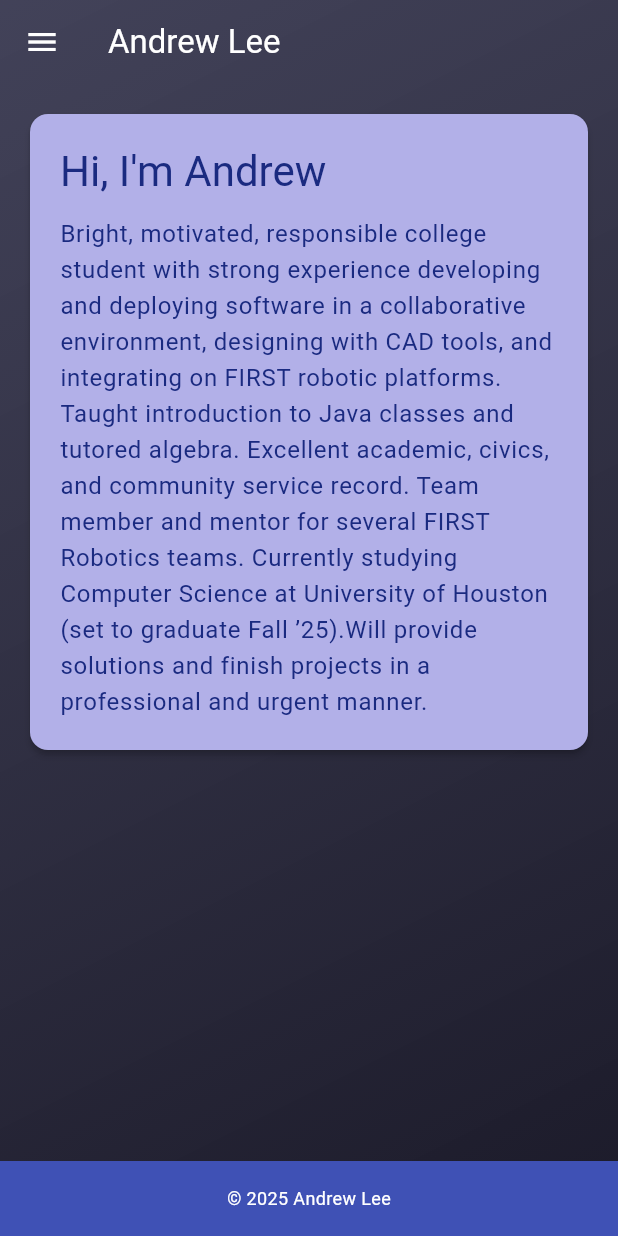
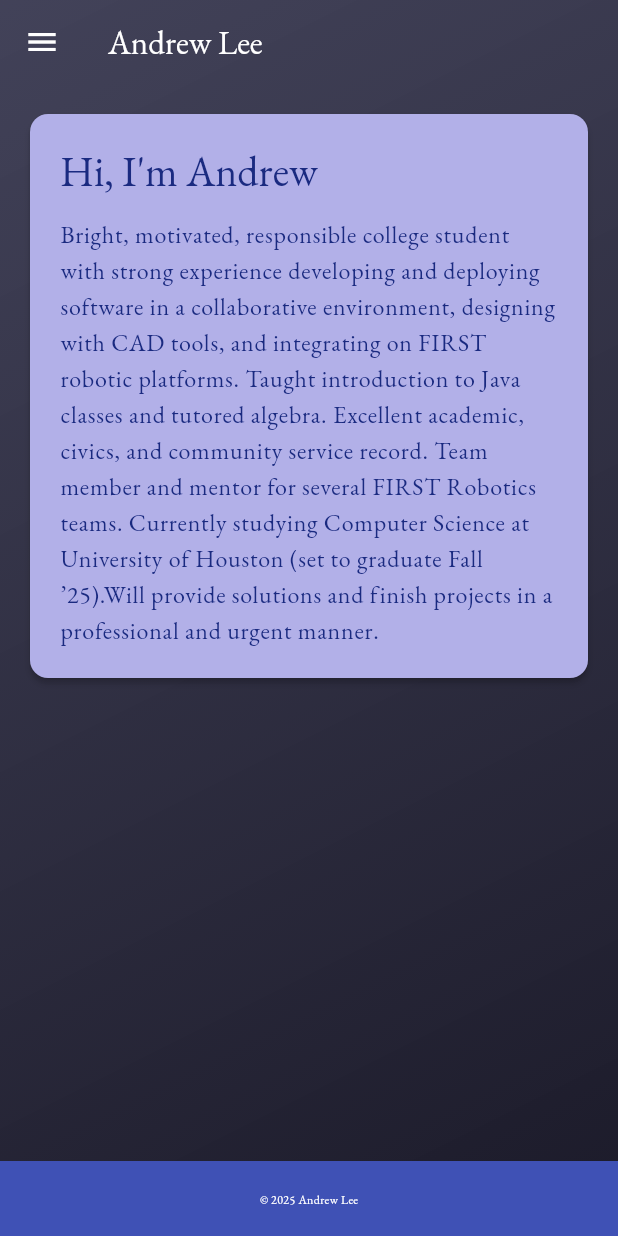
Before and after one commit to TaisharTexas/AndrewSite, a Flutter app: the screen it shows after launch, on a phone screen of 412 x 824 dp. Run offline on Flutter 3.47's test engine with Material 3 defaults, Android fonts, the phone set to English and light mode, and no system bars.

Commit message:
Working on the site. Settled into a format

```diff
--- a/MySite/lib/theme/app_theme.dart
+++ b/MySite/lib/theme/app_theme.dart
@@ -28,12 +28,33 @@ class AppColors {
     fontSize: 28,
     fontFamily: 'Antonio',
   );
+
+  static const TextStyle normHeadline = TextStyle(
+    color: Colors.white,
+    fontWeight: FontWeight.bold,
+    fontSize: 40,
+    // fontFamily: 'Antonio',
+  );
+
+  static const TextStyle normHeadline2 = TextStyle(
+    color: Color(0xFFB2B0E8),
+    fontWeight: FontWeight.bold,
+    fontSize: 30,
+    // fontFamily: 'Antonio',
+  );
+
+  static const TextStyle bodyLargeLight = TextStyle(
+    color: Colors.white,
+    fontWeight: FontWeight.normal,
+    fontSize: 22,
+  );
 }
 
 class AppTheme {
   static ThemeData get lightTheme {
     return ThemeData(
       scaffoldBackgroundColor: Colors.white,
+      fontFamily: 'Garamond',
       colorScheme: ColorScheme.light(
         primary: AppColors.primary,
         secondary: AppColors.secondary,
@@ -51,12 +72,6 @@ class AppTheme {
         headlineMedium: TextStyle(color: AppColors.textPrimaryDark),
         bodyLarge: TextStyle(color: AppColors.textSecondary),
         bodyMedium: TextStyle(color: AppColors.textSecondary),
-        // headerBlcok: TextStyle(
-        //   color: AppColors.textPrimaryDark,
-        //   fontWeight: FontWeight.bold,
-        //   fontSize: 32,
-        //   fontFamily: 'Antonio', // Replace with your font name
-        // ),
       ),
       appBarTheme: const AppBarTheme(
         backgroundColor: Colors.transparent,
--- a/MySite/lib/widgets/footer.dart
+++ b/MySite/lib/widgets/footer.dart
@@ -23,7 +23,7 @@ class Footer extends StatelessWidget {
             "© ${DateTime.now().year} Andrew Lee",
             style: TextStyle(
               color: Colors.white,
-              fontSize: isMobile ? 12 : 14, // slightly smaller on mobile
+              fontSize: isMobile ? 8 : 10, // slightly smaller on mobile
             ),
           ),
           // const SizedBox(height: 2), // spacing between lines
```
Also changed, not shown: MySite/lib/pages/home_page.dart (+25 -5 lines), MySite/pubspec.yaml (+12 -0 lines), MySite/assets/fonts/EBGaramond-Bold.ttf (added), MySite/assets/fonts/EBGaramond-Medium.ttf (added), MySite/assets/fonts/EBGaramond-Regular.ttf (added), MySite/assets/fonts/EBGaramond-SemiBold.ttf (added), 1 other file.
